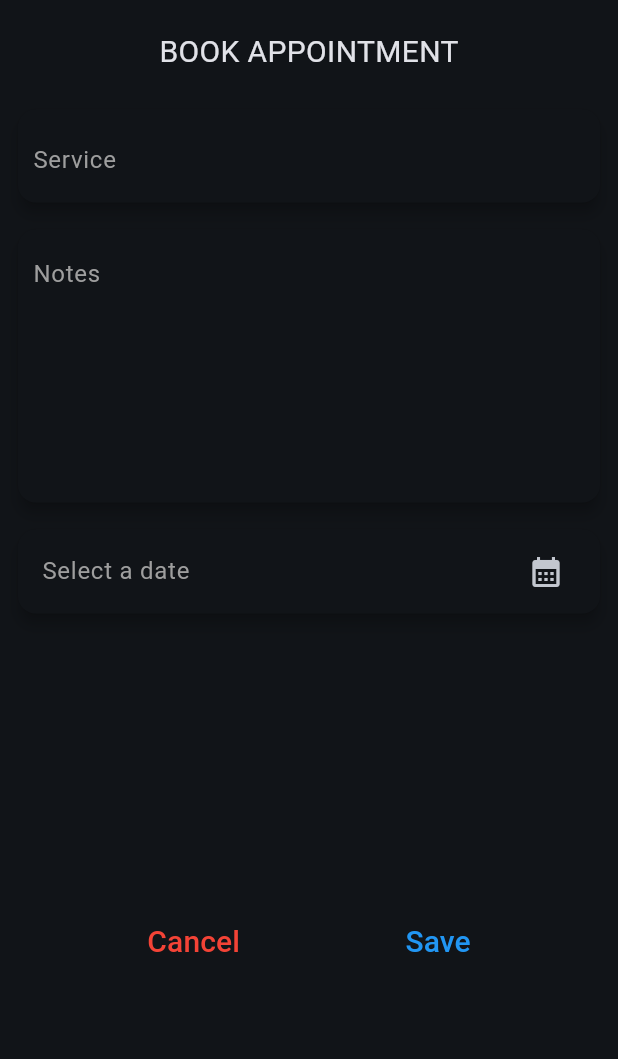
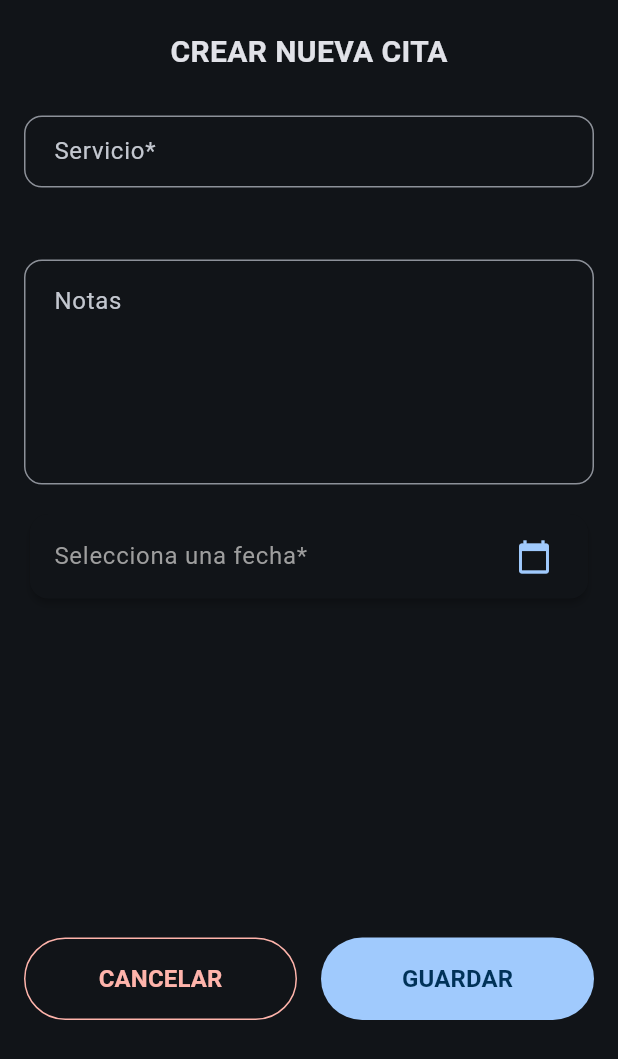
Before and after one commit to EFDEZZ/agend_app, a Flutter app: the CreateAppointmentScreen widget shown alone on an empty page, opened directly, on a phone screen of 412 x 824 dp. Shown: the top 1059 px of the screen. Run offline on Flutter 3.47's test engine with Material 3 defaults, Android fonts, the phone set to English and light mode, and no system bars; our stand-ins replace flutter_riverpod, go_router, jwt_decoder, riverpod, shared_preferences; accounts and stored records are empty; network calls fail.

Commit message:
working perfect appointmentScreen in the loading appointments, al fin pingaaaaaa

```diff
--- a/lib/src/infrastructure/providers/auth_state_provider.dart
+++ b/lib/src/infrastructure/providers/auth_state_provider.dart
@@ -1,8 +1,10 @@
 import 'package:agend_app/src/infrastructure/services/auth_services/auth_storage.dart';
 import 'package:flutter_riverpod/flutter_riverpod.dart';
 
-final authStateProvider = StateNotifierProvider<AuthStateNotifier, AsyncValue<bool>>((ref) {
-  return AuthStateNotifier();
+// Cambia tu StateNotifierProvider a un FutureProvider
+final authStateProvider = FutureProvider<bool>((ref) async {
+  final token = await AuthStorage.getToken();
+  return token != null;
 });
 
 class AuthStateNotifier extends StateNotifier<AsyncValue<bool>> {
--- a/lib/src/infrastructure/services/auth_services/login_service.dart
+++ b/lib/src/infrastructure/services/auth_services/login_service.dart
@@ -36,8 +36,8 @@ class LoginService {
           container.invalidate(appointmentsProvider);
           container.invalidate(appointmentsByUserProvider);
           container.invalidate(allAppointmentsProvider);
-          container.invalidate(appointmentDeleteStateNotifierProvider);
-          container.invalidate(appointmentCreateStateNotifierProvider);
+          container.invalidate(appointmentDeleteProvider);
+          container.invalidate(appointmentCreateProvider);
 
           // 3. Redirigir a Home
           if (context.mounted) {
--- a/lib/src/presentation/screens/appointment/create_appointment_screen.dart
+++ b/lib/src/presentation/screens/appointment/create_appointment_screen.dart
@@ -16,30 +16,22 @@ class CreateAppointmentScreenState extends ConsumerState<CreateAppointmentScreen
   final TextEditingController _serviceController = TextEditingController();
   final TextEditingController _notesController = TextEditingController();
   DateTime? _selectedDate;
-  bool _isLoading = false;
 
   Future<void> _submitAppointment() async {
     if (!_formKey.currentState!.validate()) return;
 
     if (_selectedDate == null) {
       if (mounted) {
-      ScaffoldMessenger.of(
-        context,
-      ).showSnackBar(const SnackBar(content: Text('Please select a date')));
+        ScaffoldMessenger.of(context).showSnackBar(
+          const SnackBar(content: Text('Por favor selecciona una fecha')),
+        );
       }
       return;
     }
 
-  setState(() {
-    _isLoading = true;
-  });
-
     try {
-    final appointmentCreateNotifier = ref.read(
-      appointmentCreateStateNotifierProvider.notifier,
-    );
-
-    final success = await appointmentCreateNotifier.createAppointment(
+      final createNotifier = ref.read(appointmentCreateProvider.notifier);
+      final success = await createNotifier.createAppointment(
         date: _selectedDate!,
         service: _serviceController.text,
         notes: _notesController.text,
@@ -48,27 +40,22 @@ class CreateAppointmentScreenState extends ConsumerState<CreateAppointmentScreen
       if (!mounted) return;
 
       if (success) {
+        // Invalida el provider de citas para actualizar la lista
+        ref.invalidate(appointmentsProvider);
         Navigator.of(context).pop(true);
       } else {
         ScaffoldMessenger.of(context).showSnackBar(
-        const SnackBar(content: Text('Failed to save appointment')),
+          const SnackBar(content: Text('Error al guardar la cita')),
         );
       }
     } catch (e) {
       if (mounted) {
-      ScaffoldMessenger.of(
-        context,
-      ).showSnackBar(SnackBar(content: Text('Error: ${e.toString()}')));
-    }
-  } finally {
-    if (mounted) {
-      setState(() {
-        _isLoading = false;
-      });
+        ScaffoldMessenger.of(context).showSnackBar(
+          SnackBar(content: Text('Error: ${e.toString()}')),
+        );
       }
     }
   }
-
 
   @override
   void dispose() {
@@ -79,7 +66,9 @@ class CreateAppointmentScreenState extends ConsumerState<CreateAppointmentScreen
 
   @override
   Widget build(BuildContext context) {
+    final createState = ref.watch(appointmentCreateProvider);
     final colors = Theme.of(context).colorScheme;
+
     return SizedBox(
       height: 700,
       child: Form(
@@ -88,60 +77,78 @@ class CreateAppointmentScreenState extends ConsumerState<CreateAppointmentScreen
           child: Column(
             children: [
               const SizedBox(height: 20),
-              const Text("BOOK APPOINTMENT", style: TextStyle(fontSize: 20)),
-              const SizedBox(height: 10),
+              const Text(
+                "CREAR NUEVA CITA",
+                style: TextStyle(fontSize: 20, fontWeight: FontWeight.bold),
+              ),
+              const SizedBox(height: 20),
+
+              // Campo de Servicio
               _CustomTextFormField(
-                data: "Service",
+                data: "Servicio*",
                 controller: _serviceController,
                 validator: (value) {
                   if (value == null || value.isEmpty) {
-                    return 'Please enter a service';
+                    return 'Este campo es obligatorio';
                   }
                   return null;
                 },
               ),
 
+              // Campo de Notas
               _CustomTextFormField(
-                data: "Notes",
-                height: 200,
+                data: "Notas",
+                height: 150,
                 controller: _notesController,
-                validator: (value) {
-                  if (value == null || value.isEmpty) {
-                    return 'Please enter a note';
-                  }
-                  return null;
-                },
                 maxLines: 5,
               ),
-              SizedBox(height: 10),
+
+              // Selector de Fecha
               Padding(
-                padding: const EdgeInsets.symmetric(horizontal: 8.0),
+                padding: const EdgeInsets.symmetric(horizontal: 16.0, vertical: 8),
                 child: Card(
-                  color: Theme.of(context).colorScheme.surface,
-                  elevation: 4,
+                  color: colors.surface,
+                  elevation: 2,
                   shape: RoundedRectangleBorder(
                     borderRadius: BorderRadius.circular(12),
                   ),
                   child: ListTile(
                     title: Text(
                       _selectedDate == null
-                          ? 'Select a date'
-                          : DateFormat('yyyy-MM-dd').format(_selectedDate!),
+                          ? 'Selecciona una fecha*'
+                          : DateFormat('dd/MM/yyyy').format(_selectedDate!),
                       style: TextStyle(
-                        color:
-                            _selectedDate == null ? Colors.grey : colors.secondary,
+                        color: _selectedDate == null ? Colors.grey : colors.onSurface,
                       ),
                     ),
-                    trailing: const Icon(Icons.calendar_month),
+                    trailing: Icon(Icons.calendar_today, color: colors.primary),
                     onTap: () async {
                       final DateTime? picked = await showDatePicker(
                         context: context,
                         initialDate: _selectedDate ?? DateTime.now(),
                         firstDate: DateTime.now(),
                         lastDate: DateTime.now().add(const Duration(days: 365)),
-                        cancelText: 'Cancel',
-                        confirmText: 'Select',
-                        helpText: 'Select a date',
+                        cancelText: 'Cancelar',
+                        confirmText: 'Seleccionar',
+                        helpText: 'SELECCIONA UNA FECHA',
+                        builder: (context, child) {
+                          return Theme(
+                            data: Theme.of(context).copyWith(
+                              colorScheme: ColorScheme.light(
+                                primary: colors.primary,
+                                onPrimary: colors.onPrimary,
+                                surface: colors.surface,
+                                onSurface: colors.onSurface,
+                              ),
+                              textButtonTheme: TextButtonThemeData(
+                                style: TextButton.styleFrom(
+                                  foregroundColor: colors.primary,
+                                ),
+                              ),
+                            ),
+                            child: child!,
+                          );
+                        },
                       );
                       if (picked != null && picked != _selectedDate) {
                         setState(() {
@@ -152,25 +159,56 @@ class CreateAppointmentScreenState extends ConsumerState<CreateAppointmentScreen
                   ),
                 ),
               ),
+
               const Spacer(),
+
+              // Botones Inferiores
+              Padding(
+                padding: const EdgeInsets.symmetric(horizontal: 16.0, vertical: 20),
+                child: Row(
+                  children: [
                     Expanded(
-                child: Row(
-                  mainAxisAlignment: MainAxisAlignment.spaceEvenly,
-                  children: [
-                    TextButton(
-                      onPressed: () => context.pop(),
-                      child: const Text(
-                        "Cancel",
-                        style: TextStyle(fontSize: 20, color: Colors.red),
+                      child: OutlinedButton(
+                        style: OutlinedButton.styleFrom(
+                          padding: const EdgeInsets.symmetric(vertical: 16),
+                          side: BorderSide(color: colors.error),
+                        ),
+                        onPressed: () => Navigator.of(context).pop(),
+                        child: Text(
+                          "CANCELAR",
+                          style: TextStyle(
+                            fontSize: 16,
+                            color: colors.error,
+                            fontWeight: FontWeight.bold,
                           ),
                         ),
-                    _isLoading
-                        ? const CircularProgressIndicator()
-                        : TextButton(
-                          onPressed: _submitAppointment,
-                          child: const Text(
-                            "Save",
-                            style: TextStyle(fontSize: 20, color: Colors.blue),
+                      ),
+                    ),
+                    const SizedBox(width: 16),
+                    Expanded(
+                      child: FilledButton(
+                        style: FilledButton.styleFrom(
+                          padding: const EdgeInsets.symmetric(vertical: 16),
+                          backgroundColor: colors.primary,
+                        ),
+                        onPressed: createState.isLoading ? null : _submitAppointment,
+                        child: createState.isLoading
+                            ? const SizedBox(
+                                width: 20,
+                                height: 20,
+                                child: CircularProgressIndicator(
+                                  strokeWidth: 2,
+                                  color: Colors.white,
+                                ),
+                              )
+                            : Text(
+                                "GUARDAR",
+                                style: TextStyle(
+                                  fontSize: 16,
+                                  color: colors.onPrimary,
+                                  fontWeight: FontWeight.bold,
+                                ),
+                              ),
                       ),
                     ),
                   ],
@@ -202,33 +240,38 @@ class _CustomTextFormField extends StatelessWidget {
   @override
   Widget build(BuildContext context) {
     final colors = Theme.of(context).colorScheme;
-    return SizedBox(
-      width: double.infinity,
+    return Padding(
+      padding: const EdgeInsets.symmetric(horizontal: 16.0, vertical: 8),
+      child: SizedBox(
         height: height,
-      child: Container(
-        margin: const EdgeInsets.only(left: 8, right: 8, top: 10),
-        child: Card(
-          color: colors.surface,
-          elevation: 4,
-          shape: RoundedRectangleBorder(
-            borderRadius: BorderRadius.circular(12),
-          ),
-          child: Padding(
-            padding: const EdgeInsets.all(10.0),
         child: TextFormField(
           controller: controller,
           validator: validator,
           maxLines: maxLines,
           decoration: InputDecoration(
-                alignLabelWithHint: false,
-                border: InputBorder.none,
-                hintText: data,
-                hintStyle: const TextStyle(
-                  color: Colors.grey,
+            labelText: data,
+            alignLabelWithHint: true,
+            border: OutlineInputBorder(
+              borderRadius: BorderRadius.circular(12),
+              borderSide: BorderSide(color: colors.outline),
             ),
-                errorStyle: const TextStyle(fontSize: 12, height: 0.6),
+            enabledBorder: OutlineInputBorder(
+              borderRadius: BorderRadius.circular(12),
+              borderSide: BorderSide(color: colors.outline),
             ),
+            focusedBorder: OutlineInputBorder(
+              borderRadius: BorderRadius.circular(12),
+              borderSide: BorderSide(color: colors.primary, width: 2),
             ),
+            errorBorder: OutlineInputBorder(
+              borderRadius: BorderRadius.circular(12),
+              borderSide: BorderSide(color: colors.error),
+            ),
+            contentPadding:  EdgeInsets.symmetric(
+              horizontal: 16,
+              vertical: maxLines! > 1 ? 16 : 0,
+            ),
+            errorStyle: TextStyle(color: colors.error, fontSize: 12),
           ),
         ),
       ),
```
Also changed, not shown: lib/src/infrastructure/providers/appointments_provider.dart (+41 -52 lines), lib/src/presentation/animations/appointment_list_animation.dart (+38 -99 lines), lib/src/presentation/screens/appointment/appointment_screen.dart (+43 -63 lines). Lines whose indentation alone changed are shown as unchanged.
